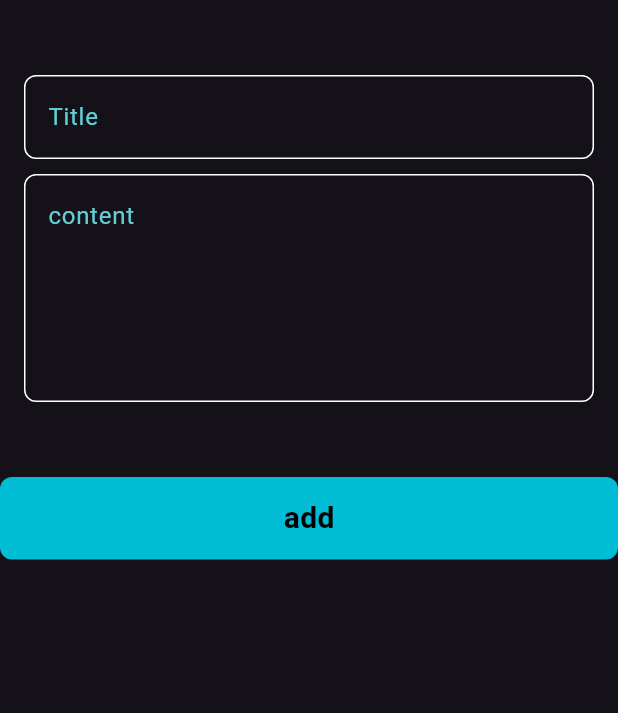
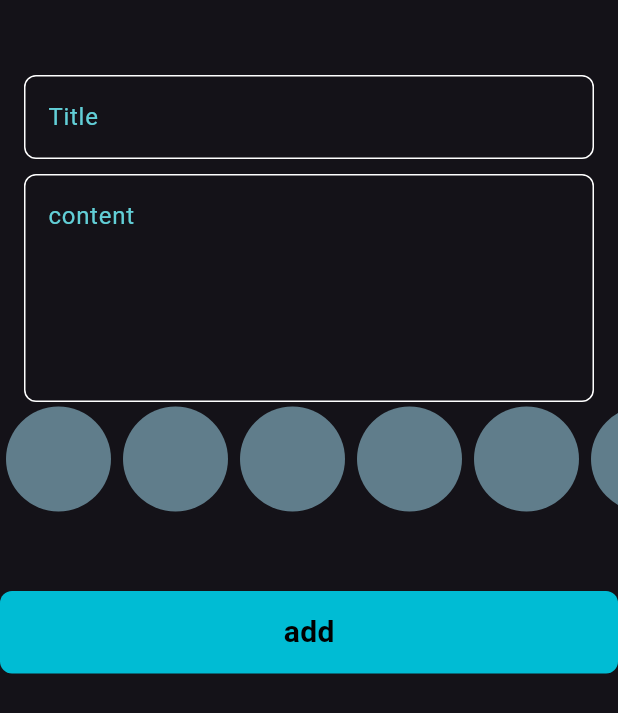
Before and after one commit to elshaarawy7/NotesApp, a Flutter app: the AddNoetForm widget shown alone on an empty page, opened directly, on a phone screen of 412 x 824 dp. Shown: the top 713 px of the screen. Run offline on Flutter 3.47's test engine with Material 3 defaults, Android fonts, the phone set to English and light mode, and no system bars; our stand-ins replace bloc, flutter_bloc, hive, hive_flutter; accounts and stored records are empty.

Commit message:
color List View done

```diff
--- a/lib/widgets/add_notes_Form.dart
+++ b/lib/widgets/add_notes_Form.dart
@@ -3,6 +3,7 @@ import 'package:flutter_bloc/flutter_bloc.dart';
 import 'package:intl/intl.dart';
 import 'package:notes_app/add_notes_cuibets/cubit/add_notes_cubit.dart';
 import 'package:notes_app/model/note_modal.dart';
+import 'package:notes_app/widgets/color_List_view.dart';
 import 'package:notes_app/widgets/custemBatton.dart';
 import 'package:notes_app/widgets/custem_textField.dart';
 
@@ -43,6 +44,7 @@ class _AddNoetFormState extends State<AddNoetForm> {
             maxLines: 5,
             hintText: 'content',
           ),
+          ColorListView(),
           const SizedBox(
             height: 50,
           ),
--- /dev/null
+++ b/lib/widgets/color_List_view.dart
@@ -0,0 +1,23 @@
+import 'package:flutter/material.dart';
+import 'package:notes_app/widgets/color_item.dart';
+
+class ColorListView extends StatelessWidget {
+  const ColorListView({super.key});
+
+  @override
+  Widget build(BuildContext context) {
+    return SizedBox(
+      height: 38 * 2 ,
+      child: ListView.builder(
+        scrollDirection: Axis.horizontal,
+        itemCount: 10 ,
+        itemBuilder: (context, index) {
+          return const Padding(
+            padding: const EdgeInsets.symmetric(horizontal: 4),
+            child: const ColorItem(),
+          );
+        },
+      ),
+    );
+  }
+}
--- /dev/null
+++ b/lib/widgets/color_item.dart
@@ -0,0 +1,13 @@
+import 'package:flutter/material.dart';
+
+class ColorItem extends StatelessWidget {
+  const ColorItem({super.key});
+
+  @override
+  Widget build(BuildContext context) {
+    return const CircleAvatar(
+      backgroundColor: Colors.blueGrey,
+      radius: 35,
+    );
+  }
+}
```
Also changed, not shown: 4 other files.
